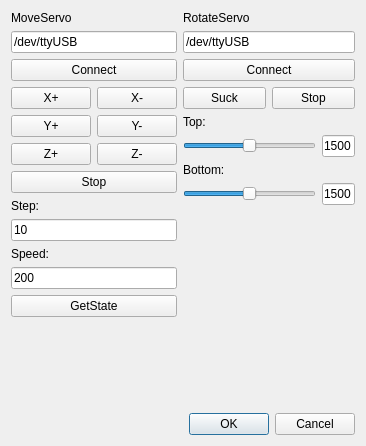
This is servotestdialog.ui in wh201906/Pharmacy_Robot as Qt 5 draws it before an edit. The edited form follows.
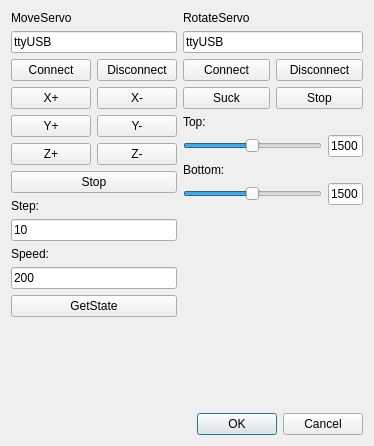
This is the edited form.

What changed in the file:
```diff
--- a/servotestdialog.ui
+++ b/servotestdialog.ui
@@ -6,7 +6,7 @@
    <rect>
     <x>0</x>
     <y>0</y>
-    <width>366</width>
+    <width>374</width>
     <height>446</height>
    </rect>
   </property>
@@ -37,10 +37,12 @@
        <item>
         <widget class="QLineEdit" name="movePortEdit">
          <property name="text">
-          <string>/dev/ttyUSB</string>
+          <string>ttyUSB</string>
          </property>
         </widget>
        </item>
+       <item>
+        <layout class="QHBoxLayout" name="horizontalLayout_4">
        <item>
         <widget class="QPushButton" name="moveConnectButton">
          <property name="text">
@@ -49,6 +51,15 @@
         </widget>
        </item>
        <item>
+          <widget class="QPushButton" name="moveDisconnectButton">
+           <property name="text">
+            <string>Disconnect</string>
+           </property>
+          </widget>
+         </item>
+        </layout>
+       </item>
+       <item>
         <layout class="QGridLayout" name="gridLayout">
          <item row="2" column="0">
           <widget class="QPushButton" name="moveZPButton">
@@ -156,16 +167,27 @@
        <item>
         <widget class="QLineEdit" name="rotatePortEdit">
          <property name="text">
-          <string>/dev/ttyUSB</string>
+          <string>ttyUSB</string>
          </property>
         </widget>
        </item>
+       <item>
+        <layout class="QHBoxLayout" name="horizontalLayout_5">
        <item>
         <widget class="QPushButton" name="rotateConnectButton">
          <property name="text">
           <string>Connect</string>
          </property>
         </widget>
+         </item>
+         <item>
+          <widget class="QPushButton" name="rotateDisconnectButton">
+           <property name="text">
+            <string>Disconnect</string>
+           </property>
+          </widget>
+         </item>
+        </layout>
        </item>
        <item>
         <layout class="QHBoxLayout" name="horizontalLayout_3">
```
Lines whose indentation alone changed are shown as unchanged.
